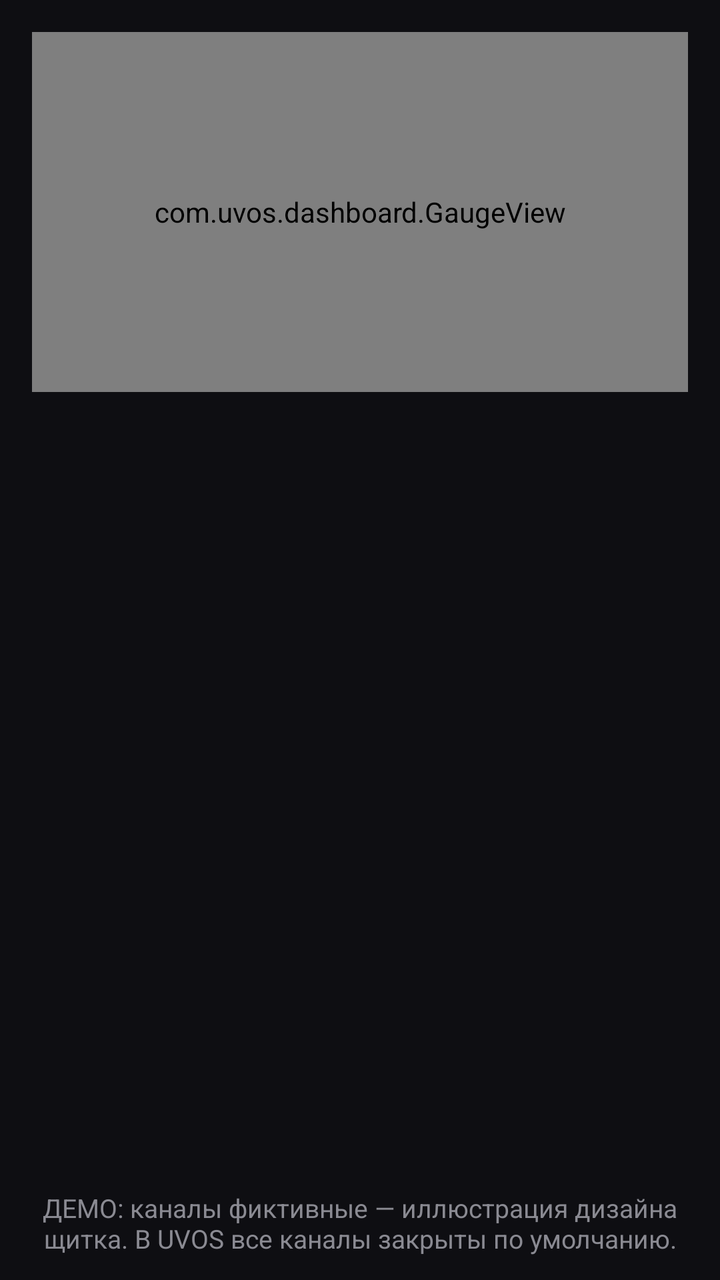
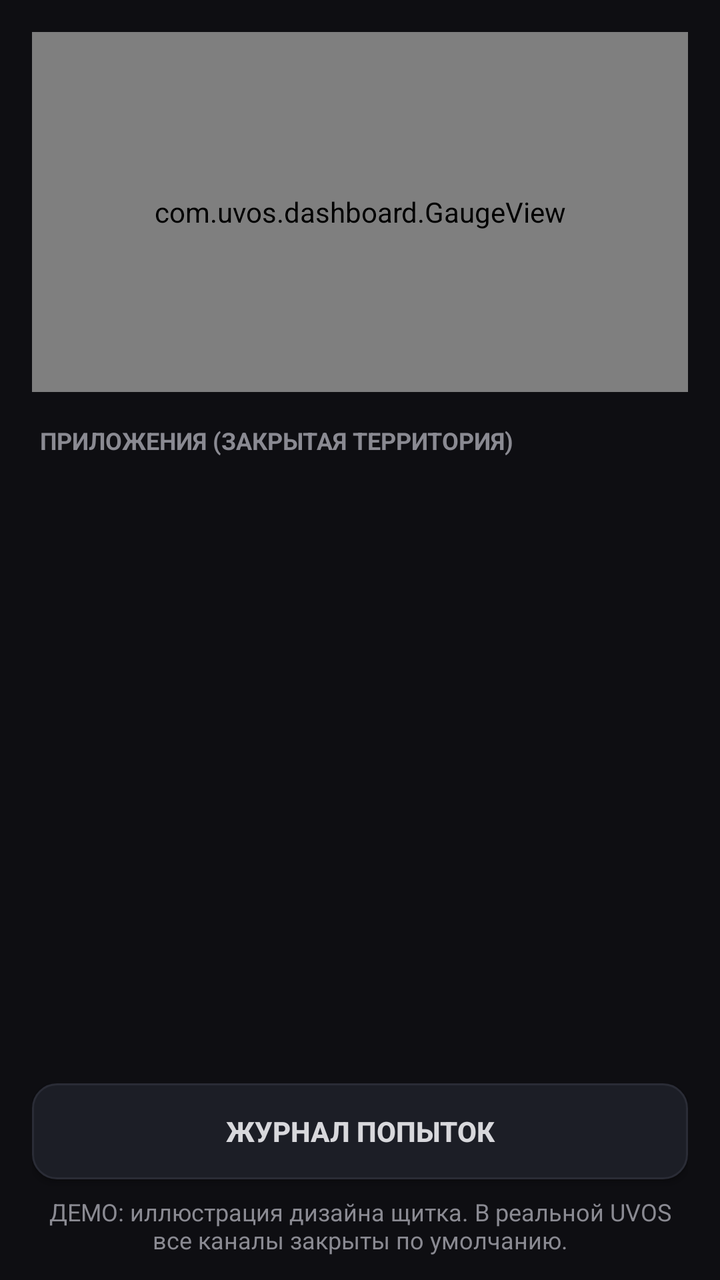

Compare the two renders of this Android layout. The source of the first and the diff that turns it into the second are given below.
<!-- AndroidManifest.xml: application theme Theme.UVOS -->
<!-- res/layout/activity_shield.xml -->
<?xml version="1.0" encoding="utf-8"?>
<LinearLayout xmlns:android="http://schemas.android.com/apk/res/android"
    android:layout_width="match_parent"
    android:layout_height="match_parent"
    android:orientation="vertical"
    android:background="@color/uvos_background">

    
    <com.uvos.dashboard.GaugeView
        android:id="@+id/shield_gauge"
        android:layout_width="match_parent"
        android:layout_height="180dp"
        android:layout_margin="16dp"
        custom:minLabel="0"
        custom:maxLabel="13"
        custom:title="ACCESS"
        xmlns:custom="http://schemas.android.com/apk/res-auto" />

    
    <ScrollView
        android:layout_width="match_parent"
        android:layout_height="0dp"
        android:layout_weight="1">

        <LinearLayout
            android:id="@+id/shield_channels"
            android:layout_width="match_parent"
            android:layout_height="wrap_content"
            android:orientation="vertical"
            android:paddingStart="16dp"
            android:paddingEnd="16dp"
            android:paddingBottom="16dp" />
    </ScrollView>

    <TextView
        android:id="@+id/shield_demo_note"
        android:layout_width="match_parent"
        android:layout_height="wrap_content"
        android:gravity="center"
        android:padding="12dp"
        android:textColor="@color/uvos_text_dim"
        android:textSize="13sp"
        android:text="@string/shield_demo_note" />
</LinearLayout>
<!-- resources referenced by this layout -->
<resources>
  <color name="uvos_background">#0E0E12</color>
  <color name="uvos_text_dim">#8A8A92</color>
  <string name="shield_demo_note">ДЕМО: каналы фиктивные — иллюстрация дизайна щитка. В UVOS все каналы закрыты по умолчанию.</string>
  <style name="Theme.UVOS" parent="android:Theme.Material.NoActionBar">
          <item name="android:windowBackground">@color/uvos_background</item>
          <item name="android:statusBarColor">@color/uvos_background</item>
          <item name="android:navigationBarColor">@color/uvos_background</item>
      </style>
</resources>

<!-- the commit's change to res/layout/activity_shield.xml (unified diff, before → after) -->
@@ -1,9 +1,10 @@
 <?xml version="1.0" encoding="utf-8"?>
 <LinearLayout xmlns:android="http://schemas.android.com/apk/res/android"
+    xmlns:custom="http://schemas.android.com/apk/res-auto"
     android:layout_width="match_parent"
     android:layout_height="match_parent"
-    android:orientation="vertical"
-    android:background="@color/uvos_background">
+    android:background="@color/uvos_background"
+    android:orientation="vertical">
 
     
     <com.uvos.dashboard.GaugeView
@@ -12,9 +13,19 @@
         android:layout_height="180dp"
         android:layout_margin="16dp"
         custom:minLabel="0"
-        custom:maxLabel="13"
-        custom:title="ACCESS"
-        xmlns:custom="http://schemas.android.com/apk/res-auto" />
+        custom:maxLabel="MAX"
+        custom:title="ACCESS" />
+
+    <TextView
+        android:layout_width="match_parent"
+        android:layout_height="wrap_content"
+        android:paddingStart="20dp"
+        android:paddingEnd="20dp"
+        android:paddingBottom="8dp"
+        android:text="ПРИЛОЖЕНИЯ (ЗАКРЫТАЯ ТЕРРИТОРИЯ)"
+        android:textColor="@color/uvos_text_dim"
+        android:textSize="12sp"
+        android:textStyle="bold" />
 
     
     <ScrollView
@@ -23,7 +34,7 @@
         android:layout_weight="1">
 
         <LinearLayout
-            android:id="@+id/shield_channels"
+            android:id="@+id/shield_apps_list"
             android:layout_width="match_parent"
             android:layout_height="wrap_content"
             android:orientation="vertical"
@@ -32,13 +43,32 @@
             android:paddingBottom="16dp" />
     </ScrollView>
 
-    <TextView
-        android:id="@+id/shield_demo_note"
+    <LinearLayout
         android:layout_width="match_parent"
         android:layout_height="wrap_content"
-        android:gravity="center"
-        android:padding="12dp"
-        android:textColor="@color/uvos_text_dim"
-        android:textSize="13sp"
-        android:text="@string/shield_demo_note" />
+        android:orientation="vertical"
+        android:paddingStart="16dp"
+        android:paddingEnd="16dp"
+        android:paddingBottom="12dp">
+
+        <Button
+            android:id="@+id/btn_open_log"
+            android:layout_width="match_parent"
+            android:layout_height="48dp"
+            android:background="@drawable/bg_button_secondary"
+            android:text="@string/log_button"
+            android:textColor="@color/uvos_text"
+            android:textSize="14sp"
+            android:textStyle="bold" />
+
+        <TextView
+            android:id="@+id/shield_demo_note"
+            android:layout_width="match_parent"
+            android:layout_height="wrap_content"
+            android:gravity="center"
+            android:paddingTop="8dp"
+            android:text="@string/shield_demo_note"
+            android:textColor="@color/uvos_text_dim"
+            android:textSize="12sp" />
+    </LinearLayout>
 </LinearLayout>
<!-- resource entries referenced after the edit -->
@@ -1,12 +1,35 @@
 <!-- resources referenced by this layout -->
 <resources>
   <color name="uvos_background">#0E0E12</color>
+  <color name="uvos_text">#D8D8DC</color>
   <color name="uvos_text_dim">#8A8A92</color>
-  <string name="shield_demo_note">ДЕМО: каналы фиктивные — иллюстрация дизайна щитка. В UVOS все каналы закрыты по умолчанию.</string>
+  <!-- drawable bg_button_secondary (drawable) -->
+  <?xml version="1.0" encoding="utf-8"?>
+  <selector xmlns:android="http://schemas.android.com/apk/res/android">
+      <item android:state_pressed="true">
+          <shape android:shape="rectangle">
+              <solid android:color="@color/uvos_tile_pressed" />
+              <stroke android:width="1dp" android:color="@color/uvos_divider" />
+              <corners android:radius="12dp" />
+          </shape>
+      </item>
+      <item>
+          <shape android:shape="rectangle">
+              <solid android:color="@color/uvos_tile" />
+              <stroke android:width="1dp" android:color="@color/uvos_divider" />
+              <corners android:radius="12dp" />
+          </shape>
+      </item>
+  </selector>
+  <string name="log_button">ЖУРНАЛ ПОПЫТОК</string>
+  <string name="shield_demo_note">ДЕМО: иллюстрация дизайна щитка. В реальной UVOS все каналы закрыты по умолчанию.</string>
   <style name="Theme.UVOS" parent="android:Theme.Material.NoActionBar">
           <item name="android:windowBackground">@color/uvos_background</item>
           <item name="android:statusBarColor">@color/uvos_background</item>
           <item name="android:navigationBarColor">@color/uvos_background</item>
       </style>
+  <color name="uvos_tile_pressed">#242630</color>
+  <color name="uvos_divider">#2A2C36</color>
+  <color name="uvos_tile">#1C1E26</color>
 </resources>
 
